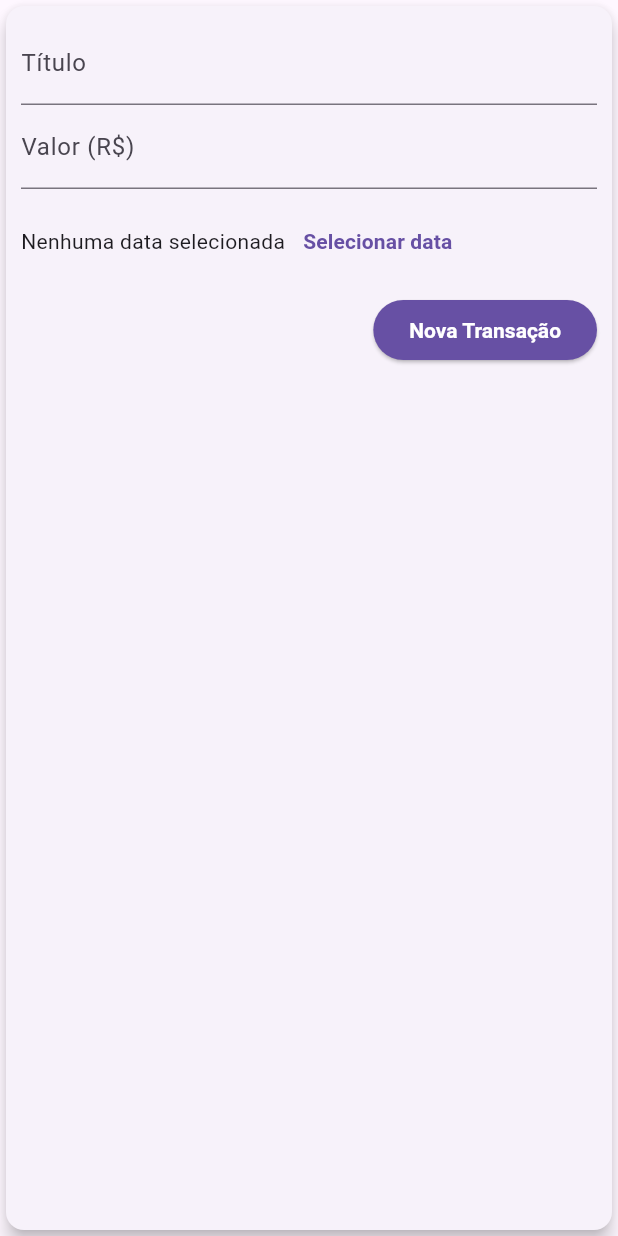
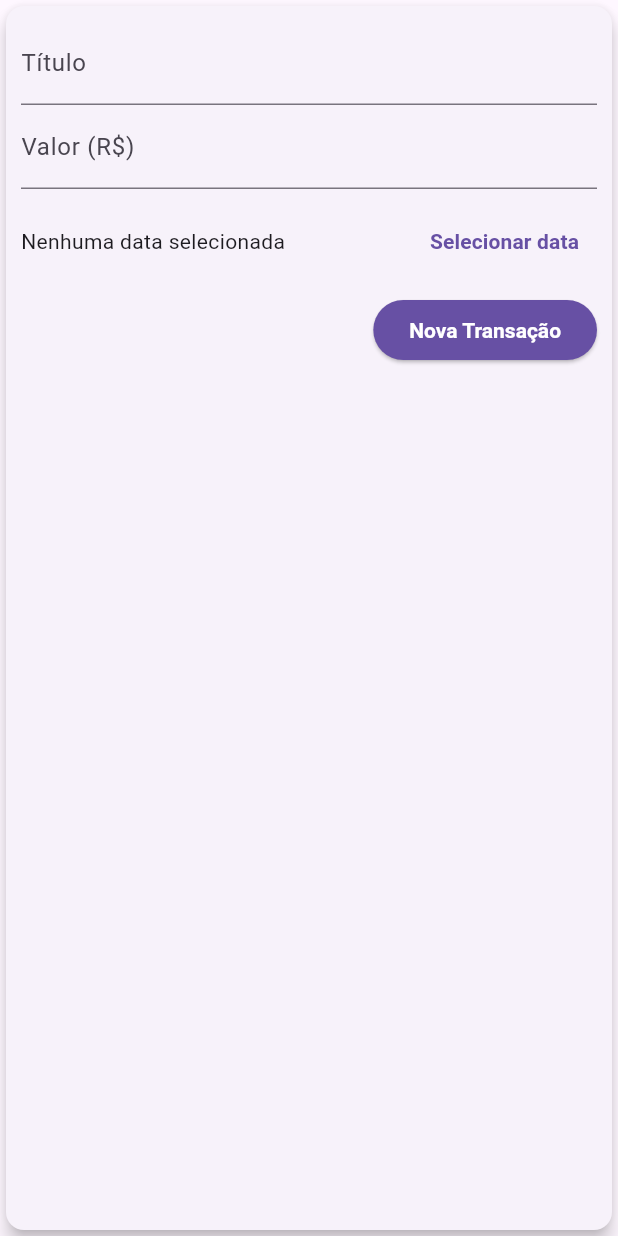
Before and after one commit to jgdlago/expenses-app, a Flutter app: the TransactionForm widget shown alone on an empty page, opened directly with empty values, after a tap on "Nova Transação", on a phone screen of 412 x 824 dp. Run offline on Flutter 3.47's test engine with Material 3 defaults, Android fonts, the phone set to English and light mode, and no system bars.

```diff
--- a/expenses/lib/components/transaction_form.dart
+++ b/expenses/lib/components/transaction_form.dart
@@ -1,4 +1,6 @@
+
 import 'package:flutter/material.dart';
+import 'package:intl/intl.dart';
 
 class TransactionForm extends StatefulWidget {
   final void Function(String, double) onSubmit;
@@ -10,19 +12,36 @@ class TransactionForm extends StatefulWidget {
 }
 
 class _TransactionFormState extends State<TransactionForm> {
-  final titleController = TextEditingController();
-
-  final valueController = TextEditingController();
+  final _titleController = TextEditingController();
+  final _valueController = TextEditingController();
+  DateTime? _selectedDate;
 
   _submitForm() {
-    final title = titleController.text;
-    final value = double.tryParse(valueController.text) ?? 0;
+    final title = _titleController.text;
+    final value = double.tryParse(_valueController.text) ?? 0;
 
     if (title.isEmpty || value <= 0) {
       return;
     }
 
     widget.onSubmit(title, value);
+  }
+
+  _showDatePicker() {
+    showDatePicker(
+        context: context,
+        initialDate: DateTime.now(),
+        firstDate: DateTime.now().subtract(const Duration(days: 365)),
+        lastDate: DateTime.now(),
+    ).then((pickedDate) {
+      if (pickedDate == null) {
+        return;
+      }
+
+      setState(() {
+        _selectedDate = pickedDate;
+      });
+    });
   }
 
   @override
@@ -34,14 +53,14 @@ class _TransactionFormState extends State<TransactionForm> {
         child: Column(
           children: [
             TextField(
-              controller: titleController,
+              controller: _titleController,
               onSubmitted: (_) => _submitForm(),
               decoration: const InputDecoration(
                 labelText: 'Título',
               ),
             ),
             TextField(
-              controller: valueController,
+              controller: _valueController,
               keyboardType:
               const TextInputType.numberWithOptions(decimal: true),
               onSubmitted: (_) => _submitForm(),
@@ -53,20 +72,24 @@ class _TransactionFormState extends State<TransactionForm> {
               height: 70,
               child: Row(
                 children: <Widget>[
-                  Text('Nenhuma data selecionada'),
+                  Expanded(
+                    child: Text(
+                        _selectedDate == null
+                            ? 'Nenhuma data selecionada'
+                            : DateFormat('dd/MM/y').format(_selectedDate!),
+                    ),
+                  ),
                   TextButton(
                     style: TextButton.styleFrom(
                       foregroundColor: Theme.of(context).primaryColor, // Cor do texto
                     ),
-                    onPressed: () {
-
-                    },
                     child: const Text(
                       'Selecionar data',
                       style: TextStyle(
                         fontWeight: FontWeight.bold, // Negrito
                       ),
                     ),
+                    onPressed: _showDatePicker,
                   ),
                 ],
               ),
```
